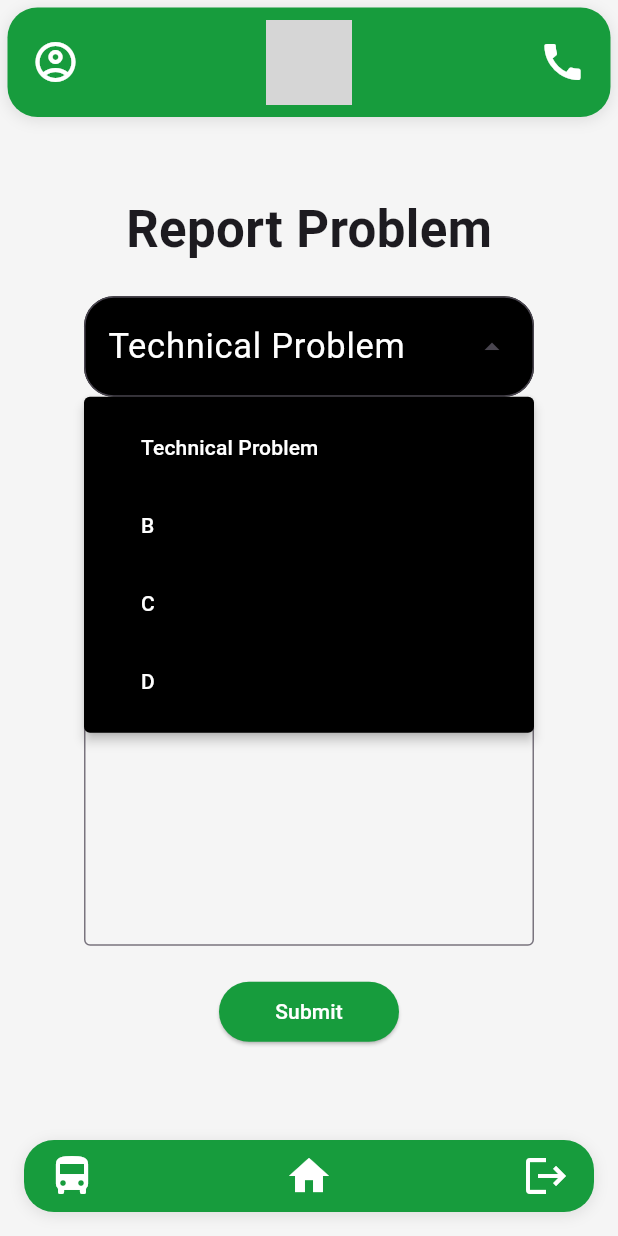
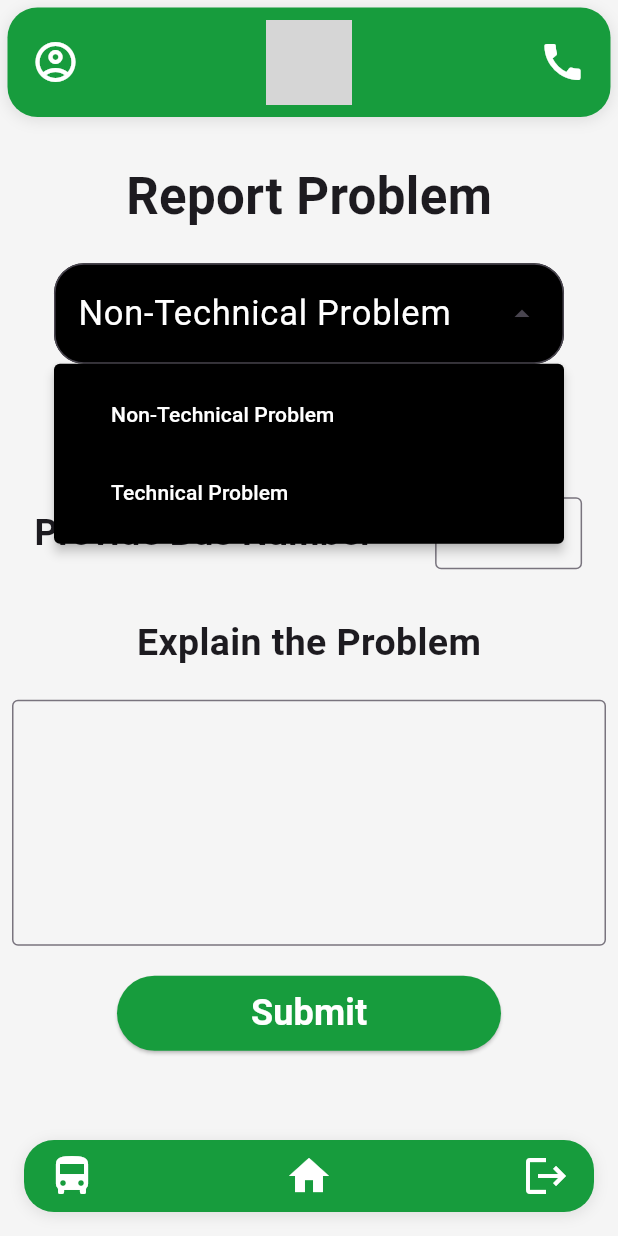
Before and after one commit to MalikAlharbi/kfupm_smart_bus_system, a Flutter app: the screen it shows after launch, after a tap on the "arrow drop down" icon, on a phone screen of 412 x 824 dp. Run offline on Flutter 3.47's test engine with Material 3 defaults, Android fonts, the phone set to English and light mode, and no system bars; our stand-ins replace image_picker; grey boxes are pictures that could not be loaded.

Commit message:
Not final version of Report Problem Page 2, need to be checked only in terms of using the camera by malik device and any android device. Moreover, need to be edited by any team member (who is responsible of Navigation) to do the Navigation between Report Problem 1 and Report Problem 2

```diff
--- /dev/null
+++ b/lib/Widgets/camera_button_hover.dart
@@ -0,0 +1,42 @@
+import 'package:flutter/material.dart';
+
+
+class CameraButtonHover extends StatefulWidget {
+  @override
+  _CameraButtonHoverState createState() => _CameraButtonHoverState();
+}
+
+class _CameraButtonHoverState extends State<CameraButtonHover> {
+  Color _buttonColor = Colors.black;
+
+  @override
+  Widget build(BuildContext context) {
+    return MouseRegion(
+      onEnter: (_) {
+        setState(() {
+          _buttonColor = Colors.white; // Change to white on hover
+        });
+      },
+      onExit: (_) {
+        setState(() {
+          _buttonColor = Colors.black; // Change back to black when not hovering
+        });
+      },
+      child: ElevatedButton(
+        style: ElevatedButton.styleFrom(
+
+          backgroundColor: _buttonColor, // Use the button color from state
+          foregroundColor: Colors.black, // Text color// Use the button color from state
+        ),
+        onPressed: () {
+          // Add your button action here
+        },
+        child: const Icon(
+                Icons.camera_alt_rounded,
+                color: Colors.white,
+                size: 30,
+              ),
+      ),
+    );
+  }
+}
--- a/lib/Widgets/drop_down_butn.dart
+++ b/lib/Widgets/drop_down_butn.dart
@@ -1,10 +1,11 @@
 import 'package:flutter/material.dart';
 
-const List<String> list = <String>['Technical Problem', 'B', 'C', 'D'];
+class DropDownButn extends StatefulWidget {
+  DropDownButn(List<String> this.list, {super.key});
 
-class DropDownButn extends StatefulWidget{
+  List<String> list;
 
-  DropDownButn({super.key});
+  // = <String>['Technical Problem', 'B', 'C', 'D'];
 
   @override
   State<StatefulWidget> createState() {
@@ -13,7 +14,7 @@ class DropDownButn extends StatefulWidget{
   }
 }
 
-class _DropDownButnState extends State<DropDownButn>{
+class _DropDownButnState extends State<DropDownButn> {
 //  String dropdownValue = 'Item 1';
 
   // var items = [
@@ -24,55 +25,58 @@ class _DropDownButnState extends State<DropDownButn>{
   //   'Item 5',
   // ];
 
-
-   String dropdownValue = list.first;
+  String dropdownValue = "Technical Problem";
 
   @override
   Widget build(BuildContext context) {
-    return DropdownMenu<String>(
-      width: 300,
+    return Center(
+      child: DropdownMenu<String>(
+        width: 340,
         menuStyle: MenuStyle(
           backgroundColor: WidgetStateProperty.all<Color>(Colors.black),
-
-
         ),
         textStyle: const TextStyle(
           color: Colors.white,
           fontSize: 23,
         ),
+        initialSelection: widget.list.first,
 
-      initialSelection: list.first,
+        // HERE IS THE PIECE OF CODE IN ORDER TO EDIT IT TO DO NAVIGATION BETWEEN PAGES
         onSelected: (String? value) {
           // This is called when the user selects an item.
           setState(() {
             dropdownValue = value!;
           });
         },
+        // END OF THE PIECE OF CODE THAT IT SHOULD BE EDITIED TO DO NAVIGATION BETWEEN PAGES
 
-      dropdownMenuEntries: list.map<DropdownMenuEntry<String>>((String value) {
-        return DropdownMenuEntry<String>(value: value, label: value, style: ButtonStyle(
+        dropdownMenuEntries:
+            widget.list.map<DropdownMenuEntry<String>>((String value) {
+          return DropdownMenuEntry<String>(
+            value: value,
+            label: value,
+            style: ButtonStyle(
               foregroundColor: WidgetStateProperty.all<Color>(Colors.white),
               backgroundColor: WidgetStateProperty.all<Color>(Colors.black),
               padding: WidgetStateProperty.all<EdgeInsets>(
                 EdgeInsets.symmetric(horizontal: 34, vertical: 16),
               ),
-          ),);
+            ),
+          );
         }).toList(),
-
-
         inputDecorationTheme: InputDecorationTheme(
           filled: true,
           fillColor: Colors.black,
           border: OutlineInputBorder(
             borderRadius: BorderRadius.circular(20),
-
           ),
-
-
         ),
-    trailingIcon: const Icon(Icons.arrow_drop_down, color: Colors.white, size: 50,),
-
+        trailingIcon: const Icon(
+          Icons.arrow_drop_down,
+          color: Colors.white,
+          size: 50,
+        ),
+      ),
     );
-
   }
 }
--- a/lib/main.dart
+++ b/lib/main.dart
@@ -1,4 +1,7 @@
 import 'package:flutter/material.dart';
+import 'package:kfupm_smart_bus_system/Widgets/Welcoming.dart';
+
+import 'package:kfupm_smart_bus_system/screens/report_problem_page_two.dart';
 //import 'package:kfupm_smart_bus_system/Landscape.dart';
 import 'screens/widget_main.dart';
 import 'package:kfupm_smart_bus_system/main_screen/bottom_bar.dart';
@@ -18,14 +21,19 @@ void main() {
       scaffoldBackgroundColor: Colors.grey[100],
     ),
     home: Scaffold(
+      resizeToAvoidBottomInset: false,
       body: SafeArea(
+        // padding: EdgeInsets.all(8),
         child: Column(
+          mainAxisAlignment: MainAxisAlignment.center,
           children: [
             TopAppBar(),
-            // Widgetmain(),
-            Spacer(),
-            ReportProblemPageOne(),
-            Spacer(),
+            const Spacer(),
+            SizedBox(
+              height: 630,
+              child: ReportProblemPageTwo(),
+            ),
+            const Spacer(),
             BottomBar(),
           ],
         ),
--- a/lib/screens/report_problem_page_one.dart
+++ b/lib/screens/report_problem_page_one.dart
@@ -2,6 +2,8 @@ import 'package:flutter/material.dart';
 import 'package:kfupm_smart_bus_system/Widgets/drop_down_butn.dart';
 
 class ReportProblemPageOne extends StatelessWidget {
+  List<String> list = <String>['Technical Problem', 'Non-Technical Problem'];
+
   ReportProblemPageOne({super.key});
   @override
   Widget build(BuildContext context) {
@@ -20,10 +22,7 @@ class ReportProblemPageOne extends StatelessWidget {
           height: 20,
         ),
 
-
-
-        DropDownButn(),
-
+        DropDownButn(list),
 
         // Text("A Drop Down Button for Choosing the Problem"),
         const SizedBox(
@@ -73,37 +72,31 @@ class ReportProblemPageOne extends StatelessWidget {
         // const Text("A TextField for Writing the Problem"),
         Container(
           width: 300,
-
           child: TextFormField(
-
               decoration: const InputDecoration(
                 border: OutlineInputBorder(),
-              contentPadding: const EdgeInsets.symmetric(vertical: 75.0, horizontal: 5.0),
+                contentPadding:
+                    const EdgeInsets.symmetric(vertical: 75.0, horizontal: 5.0),
               ),
-
               maxLines: 5,
-                           minLines: 3
+              minLines: 3),
         ),
-        ),
-
-
 
         const SizedBox(
           height: 20,
         ),
 
-
-
-        ElevatedButton(onPressed: (){},
+        ElevatedButton(
+          onPressed: () {},
           style: ElevatedButton.styleFrom(
               backgroundColor: const Color(0xFF179C3D),
-          minimumSize: Size(120, 40)
+              minimumSize: Size(120, 40)),
+          child: const Text(
+            "Submit",
+            style: TextStyle(color: Colors.white),
           ),
-        child: const Text("Submit",
-        style: TextStyle(color: Colors.white),),)
-        ,
+        ),
         // Spacer()
-
       ],
     );
   }
--- /dev/null
+++ b/lib/screens/report_problem_page_two.dart
@@ -0,0 +1,203 @@
+import 'dart:io';
+
+import 'package:flutter/material.dart';
+
+import 'package:kfupm_smart_bus_system/Widgets/drop_down_butn.dart';
+import 'package:flutter/services.dart';
+import 'package:image_picker/image_picker.dart';
+
+class ReportProblemPageTwo extends StatefulWidget {
+  List<String> list = <String>['Non-Technical Problem', 'Technical Problem'];
+  ReportProblemPageTwo({super.key});
+
+  @override
+  State<ReportProblemPageTwo> createState() {
+    // TODO: implement createState
+    return _ReportProblemPageTwoState();
+  }
+}
+
+class _ReportProblemPageTwoState extends State<ReportProblemPageTwo> {
+  File? image;
+
+  Future pickImage() async {
+    try {
+      final image = await ImagePicker().pickImage(source: ImageSource.gallery);
+      if (image == null) return;
+
+      final imageTemporary = File(image.path);
+      setState(() {
+        this.image = imageTemporary;
+      });
+    } on PlatformException catch (m) {
+      print('Failed to pick image: $m');
+    }
+  }
+
+  @override
+  Widget build(BuildContext context) {
+    final isKeyboard = MediaQuery.of(context).viewInsets.bottom != 0;
+
+    return Container(
+      // width: 400,
+      child: ListView(
+        padding: EdgeInsets.all(8),
+        // mainAxisAlignment: MainAxisAlignment.center,
+        children: [
+          const Center(
+            child: const Text(
+              "Report Problem",
+              style: TextStyle(
+                fontSize: 34,
+                fontWeight: FontWeight.bold,
+              ),
+            ),
+          ),
+          const SizedBox(
+            height: 20,
+          ),
+          DropDownButn(widget.list),
+
+          // Text("A Drop Down Button for Choosing the Problem"),
+          const SizedBox(
+            height: 20,
+          ),
+          Row(
+            mainAxisAlignment: MainAxisAlignment.center,
+            children: [
+              const Text(
+                "Provide Screen Shot",
+                style: TextStyle(
+                  fontSize: 20,
+                  fontWeight: FontWeight.bold,
+                ),
+              ),
+              const SizedBox(
+                width: 10,
+              ),
+              ElevatedButton(
+                onPressed: () {
+                  pickImage();
+                },
+                onHover: (value) => (),
+                style: ElevatedButton.styleFrom(
+                    backgroundColor: Colors.black, minimumSize: Size(5, 40)),
+                child: const Icon(
+                  Icons.camera_alt_rounded,
+                  color: Colors.white,
+                  size: 30,
+                ),
+              )
+              // CameraButtonHover()
+            ],
+          ),
+
+          image != null
+              ? Image.file(
+                  image!,
+                  width: 160,
+                  height: 160,
+                  fit: BoxFit.cover,
+                )
+              : const SizedBox(
+                  height: 20,
+                ),
+
+          Row(
+            mainAxisAlignment: MainAxisAlignment.center,
+            children: [
+              const Text(
+                "Provide Bus Number",
+                style: TextStyle(
+                  fontSize: 24,
+                  fontWeight: FontWeight.bold,
+                ),
+              ),
+              const SizedBox(
+                width: 40,
+              ),
+              SizedBox(
+                width: 100,
+                height: 50,
+                child: Padding(
+                  padding: const EdgeInsets.all(1.0),
+                  child: TextField(
+                    keyboardType: TextInputType.number,
+                    inputFormatters: [
+                      FilteringTextInputFormatter
+                          .digitsOnly, // This line restricts input to digits only
+                    ],
+                    autofocus: true,
+                    decoration: const InputDecoration(
+                      border: OutlineInputBorder(),
+                      // hintText: 'Enter a search term',
+                    ),
+                  ),
+                ),
+              )
+            ],
+          ),
+
+          // const Text("A screen Shot button"),
+          const SizedBox(
+            height: 30,
+          ),
+
+          const Center(
+            child: Text(
+              "Explain the Problem",
+              style: TextStyle(
+                fontSize: 25,
+                fontWeight: FontWeight.bold,
+              ),
+            ),
+          ),
+          const SizedBox(
+            height: 20,
+          ),
+          // const Text("A TextField for Writing the Problem"),
+          SizedBox(
+            width: 200,
+            child: TextFormField(
+                decoration: const InputDecoration(
+                  border: OutlineInputBorder(),
+                  contentPadding: const EdgeInsets.symmetric(
+                      vertical: 22.0, horizontal: 8.0),
+                ),
+                maxLines: 5,
+                minLines: 5),
+          ),
+
+          const SizedBox(
+            height: 20,
+          ),
+
+          Padding(
+            padding: const EdgeInsets.only(left: 70, right: 70),
+            child: ElevatedButton(
+              onPressed: () {},
+              style: ElevatedButton.styleFrom(
+                  backgroundColor: const Color(0xFF179C3D),
+                  minimumSize: Size(1, 50)),
+              child: const Text(
+                "Submit",
+                style: TextStyle(
+                  color: Colors.white,
+                  fontSize: 24,
+                  fontWeight: FontWeight.bold,
+                ),
+              ),
+            ),
+          ),
+
+          if (isKeyboard)
+            SizedBox(
+              height: 200,
+            ),
+          // Spacer()
+        ],
+      ),
+    );
+    // );
+  }
+}
--- a/pubspec.yaml
+++ b/pubspec.yaml
@@ -31,10 +31,11 @@ dependencies:
   flutter:
     sdk: flutter
 
+
   # The following adds the Cupertino Icons font to your application.
   # Use with the CupertinoIcons class for iOS style icons.
   cupertino_icons: ^1.0.8
-
+  image_picker: ^1.1.2
 dev_dependencies:
   flutter_test:
     sdk: flutter
```
Also changed, not shown: lib/screens/widget_main.dart (+1 -14 lines), pubspec.lock, 1 other file. Lines whose indentation alone changed are shown as unchanged.
